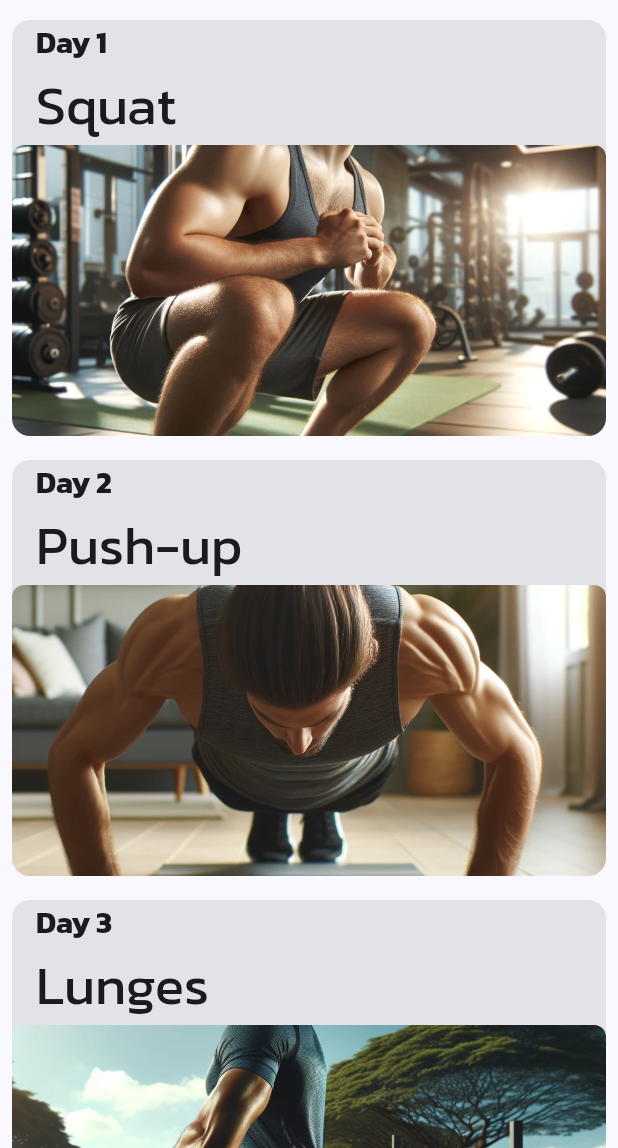
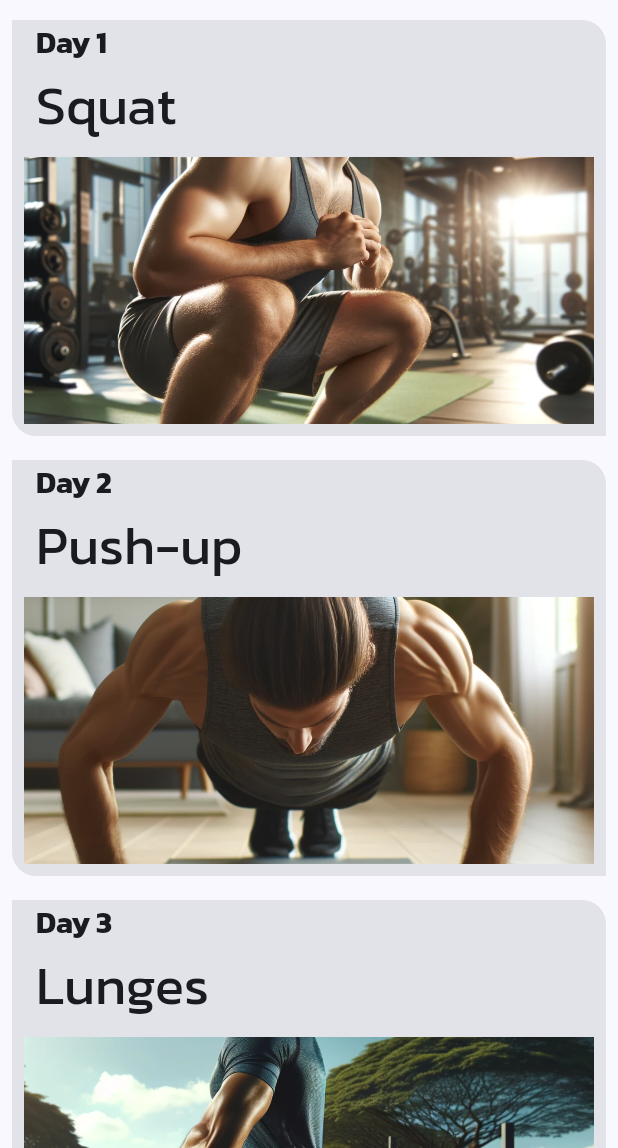
Before and after one commit to JeonJiw/Fitness30Days, an Android app built with Jetpack Compose: the screen it shows after launch (MainActivity), on a phone screen of 412 x 824 dp, the part 88-1236 px from its top. Run offline under Robolectric (Android 15) with nearby library versions, the phone set to English and light mode, and no system bars; libraries missing offline, so code that uses them is left out: com.example.compose.

Commit message:
final commit

```diff
--- a/app/src/main/java/com/example/fitness30days/MainActivity.kt
+++ b/app/src/main/java/com/example/fitness30days/MainActivity.kt
@@ -109,7 +109,9 @@ fun ExerciseCard(dayNumber: Int, exercise: Exercise, modifier: Modifier = Modifi
                 contentDescription = stringResource(exercise.stringResourceId),
                 modifier = Modifier
                     .fillMaxWidth()
-                    .height(194.dp).clip(MaterialTheme.shapes.small),
+                    .height(194.dp)
+                    .clip(MaterialTheme.shapes.medium)
+                    .padding(dimensionResource(id = R.dimen.padding_small)),
                 contentScale = ContentScale.Crop,
 
             )
--- a/app/src/main/java/com/example/fitness30days/ui/theme/Shape.kt
+++ b/app/src/main/java/com/example/fitness30days/ui/theme/Shape.kt
@@ -1,4 +1,4 @@
-package com.example.woof.ui.theme
+package com.example.fitness30days.ui.theme
 
 import androidx.compose.foundation.shape.RoundedCornerShape
 import androidx.compose.material3.Shapes
@@ -6,4 +6,5 @@ import androidx.compose.ui.unit.dp
 
 val Shapes = Shapes(
     small = RoundedCornerShape(50.dp),
-    medium = RoundedCornerShape(bottomStart = 16.dp, topEnd = 16.dp))
+    medium = RoundedCornerShape(bottomStart = 16.dp, topEnd = 16.dp)
+)
--- a/app/src/main/java/com/example/fitness30days/ui/theme/Theme.kt
+++ b/app/src/main/java/com/example/fitness30days/ui/theme/Theme.kt
@@ -163,7 +163,9 @@ fun Fitness30DaysTheme(
 
     MaterialTheme(
         colorScheme = colorScheme,
+        shapes = Shapes,
         typography = Typography,
-        content = content
+        content = content,
+
     )
 }
```
